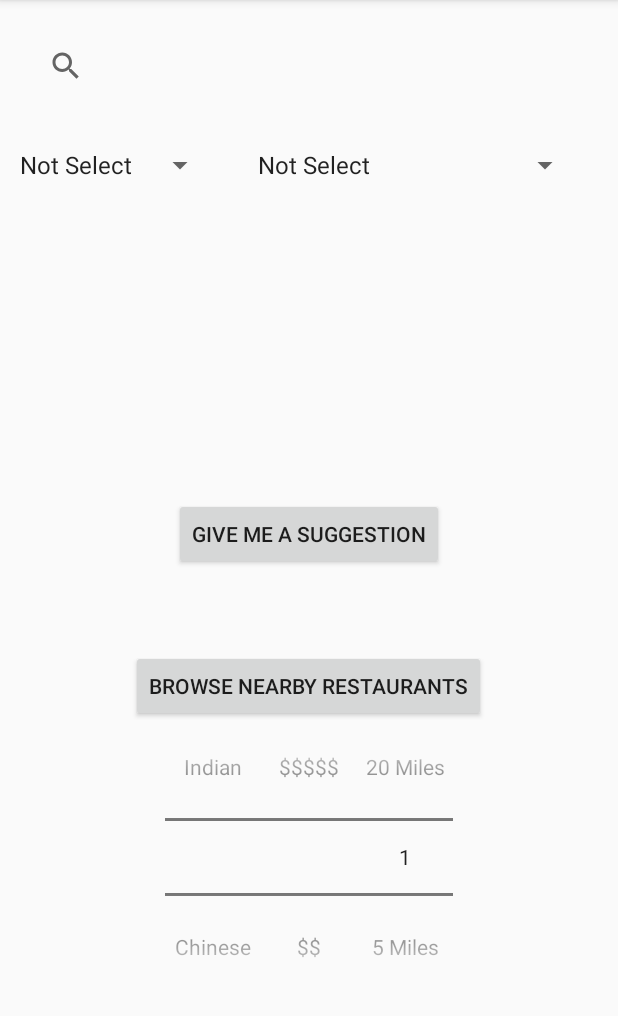
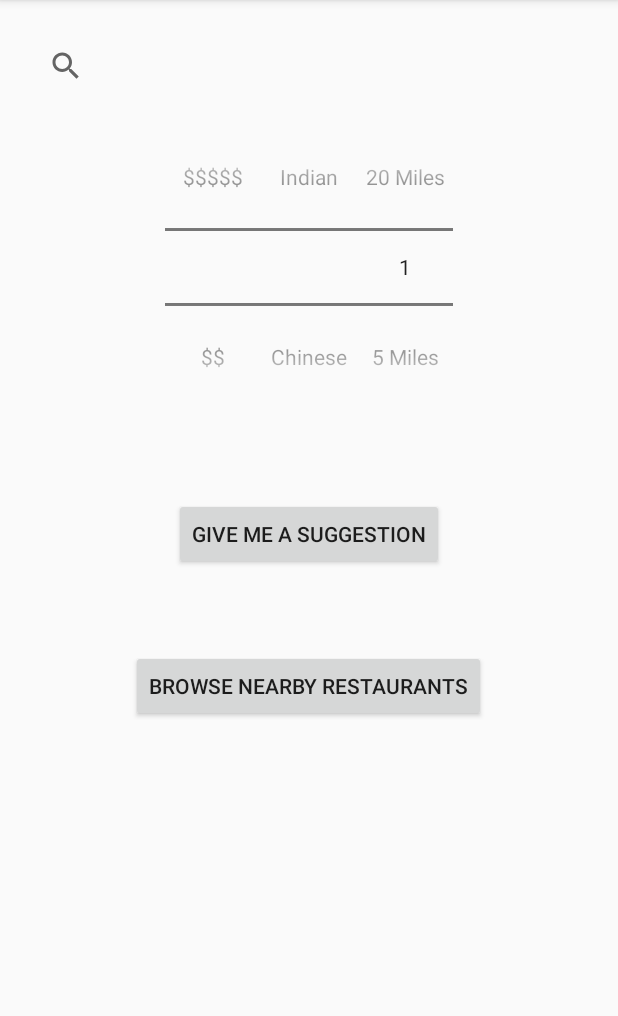
Before and after one commit to yang1102/EatMe, an Android app: the screen it shows after launch (SearchMenu), on a phone screen of 412 x 824 dp, the part 84-1100 px from its top. Run offline under Robolectric (Android 15) with nearby library versions, the phone set to English and light mode, and no system bars; libraries missing offline, so code that uses them is left out: com.yelp.clientlib; 7 statements that could not run were skipped.

Commit message:
replaced spinners with pickers

```diff
--- a/EatMe/app/src/main/java/com/example/jason/liketmreal/SearchMenu.java
+++ b/EatMe/app/src/main/java/com/example/jason/liketmreal/SearchMenu.java
@@ -25,6 +25,8 @@ import org.xml.sax.InputSource;
 import org.xml.sax.XMLReader;
 
 import java.io.IOException;
+import java.lang.reflect.InvocationTargetException;
+import java.lang.reflect.Method;
 import java.net.MalformedURLException;
 import java.net.URL;
 import java.util.ArrayList;
@@ -37,6 +39,7 @@ public class SearchMenu extends AppCompatActivity implements AdapterView.OnItemS
 
     private Resource apiResource;
     private Button searchNearbyButton;
+    private Button suggestionButton;
     private TextView tv;
     private String[]  category;
     private NumberPicker typePicker;
@@ -51,13 +54,8 @@ public class SearchMenu extends AppCompatActivity implements AdapterView.OnItemS
         Toolbar myToolbar = (Toolbar) findViewById(R.id.my_toolbar);
         setSupportActionBar(myToolbar);
 
-        Spinner priceSpinner = (Spinner) findViewById(R.id.priceSpinner);
-        setupSpinner(priceSpinner,R.array.price_type);
-
-        Spinner foodSpinner = (Spinner) findViewById(R.id.foodSpinner);
-        setupSpinner(foodSpinner,R.array.restaurant_type);
-
         searchNearbyButton = (Button) findViewById(R.id.nearbyButton);
+        suggestionButton = (Button) findViewById(R.id.suggestButton);
 
         //setup pickers
         typePicker = (NumberPicker) findViewById(R.id.typePicker);
@@ -118,11 +116,44 @@ public class SearchMenu extends AppCompatActivity implements AdapterView.OnItemS
                 searchResutls.add(new Restaurant("Del Taco"));
                 searchResutls.add(new Restaurant("Taco Shack"));
                 searchResutls.add(new Restaurant("Taco Deli"));
+                searchResutls.add(new Restaurant("Gloria's"));
+
 
                 startSearchResultsActivity(searchResutls);
             }
         });
 
+        //setup onclick listener for suggestButton
+        suggestionButton.setOnClickListener(new View.OnClickListener(){
+            @Override
+            public void onClick(View v) {
+                //animate number picker change
+                changeValueByOne(costPicker, true);
+            }
+        });
+
+    }
+
+    //animate number picker
+    private void changeValueByOne(final NumberPicker higherPicker, final boolean increment) {
+
+        Method method;
+        try {
+            // refelction call for
+            // higherPicker.changeValueByOne(true);
+            method = higherPicker.getClass().getDeclaredMethod("changeValueByOne", boolean.class);
+            method.setAccessible(true);
+            method.invoke(higherPicker, increment);
+
+        } catch (final NoSuchMethodException e) {
+            e.printStackTrace();
+        } catch (final IllegalArgumentException e) {
+            e.printStackTrace();
+        } catch (final IllegalAccessException e) {
+            e.printStackTrace();
+        } catch (final InvocationTargetException e) {
+            e.printStackTrace();
+        }
     }
 
     public void startSearchResultsActivity(ArrayList<Restaurant> searchResults){
--- a/EatMe/app/src/main/res/layout/activity_search_menue.xml
+++ b/EatMe/app/src/main/res/layout/activity_search_menue.xml
@@ -33,29 +33,23 @@
         android:orientation="horizontal"
         android:id="@+id/spinnerView">
 
-    <Spinner
+        <NumberPicker
             android:layout_width="wrap_content"
             android:layout_height="wrap_content"
-        android:layout_alignParentLeft="true"
-        android:layout_alignParentStart="true"
-        android:id="@+id/priceSpinner"
-        android:layout_margin="10dp"/>
+            android:id="@+id/costPicker">
+        </NumberPicker>
 
-    <Spinner
+        <NumberPicker
             android:layout_width="wrap_content"
             android:layout_height="wrap_content"
-        android:layout_alignParentLeft="true"
-        android:layout_alignParentStart="true"
-        android:id="@+id/foodSpinner"
-        android:layout_margin="10dp"/>
+            android:id="@+id/typePicker">
+        </NumberPicker>
 
-    <Spinner
+        <NumberPicker
             android:layout_width="wrap_content"
             android:layout_height="wrap_content"
-        android:layout_alignParentLeft="true"
-        android:layout_alignParentStart="true"
-        android:id="@+id/distanceSpinner"
-        android:layout_margin="10dp"/>
+            android:id="@+id/distancePicker">
+        </NumberPicker>
 
     </LinearLayout>
 
@@ -76,30 +70,5 @@
         android:layout_centerVertical="true"
         android:layout_centerHorizontal="true" />
 
-    <NumberPicker
-        android:layout_width="wrap_content"
-        android:layout_height="wrap_content"
-        android:layout_below="@id/nearbyButton"
-        android:layout_centerVertical="true"
-        android:layout_centerHorizontal="true"
-        android:id="@+id/costPicker">
-    </NumberPicker>
-
-    <NumberPicker
-        android:layout_width="wrap_content"
-        android:layout_height="wrap_content"
-        android:layout_below="@id/nearbyButton"
-        android:layout_toLeftOf="@id/costPicker"
-        android:id="@+id/typePicker">
-    </NumberPicker>
-
-    <NumberPicker
-        android:layout_width="wrap_content"
-        android:layout_height="wrap_content"
-        android:layout_below="@id/nearbyButton"
-        android:layout_toRightOf="@id/costPicker"
-        android:id="@+id/distancePicker">
-    </NumberPicker>
-
 
 </RelativeLayout>
--- a/EatMe/app/src/main/res/layout/restaurant_list_cell.xml
+++ b/EatMe/app/src/main/res/layout/restaurant_list_cell.xml
@@ -8,7 +8,8 @@
         android:id="@+id/restaurantName"
         android:layout_width="wrap_content"
         android:layout_height="wrap_content"
-        android:textSize="20sp"
+        android:textSize="50sp"
+        android:padding="25dp"
         />
 
 
```
Lines whose indentation alone changed are shown as unchanged.
